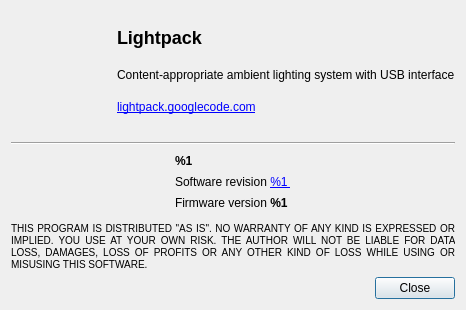
The window that Software/src/aboutdialog.ui (Atarity/Lightpack) describes before a commit, drawn with Qt 5.
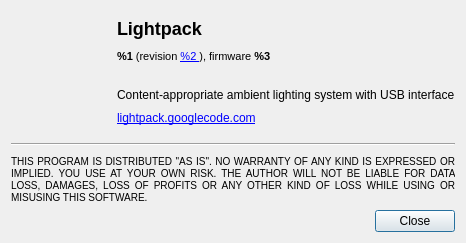
The same window after the commit. Icons and pictures are not drawn.

Commit message: Software: about dialog using one version string for soft, firm and revision;

```diff
--- a/Software/src/aboutdialog.ui
+++ b/Software/src/aboutdialog.ui
@@ -10,7 +10,7 @@
     <x>0</x>
     <y>0</y>
     <width>435</width>
-    <height>310</height>
+    <height>243</height>
    </rect>
   </property>
   <property name="sizePolicy">
@@ -132,12 +132,66 @@
          </property>
         </widget>
        </item>
+       <item>
+        <widget class="QLabel" name="labelVersions">
+         <property name="minimumSize">
+          <size>
+           <width>0</width>
+           <height>15</height>
+          </size>
+         </property>
+         <property name="maximumSize">
+          <size>
+           <width>16777215</width>
+           <height>20</height>
+          </size>
+         </property>
+         <property name="text">
+          <string>&lt;!DOCTYPE HTML PUBLIC &quot;-//W3C//DTD HTML 4.0//EN&quot; &quot;http://www.w3.org/TR/REC-html40/strict.dtd&quot;&gt;
+&lt;html&gt;&lt;head&gt;&lt;meta name=&quot;qrichtext&quot; content=&quot;1&quot; /&gt;&lt;style type=&quot;text/css&quot;&gt;
+p, li { white-space: pre-wrap; }
+&lt;/style&gt;&lt;/head&gt;&lt;body style=&quot; font-family:'MS Shell Dlg 2'; font-size:8.25pt; font-weight:400; font-style:normal;&quot;&gt;
+&lt;p style=&quot; margin-top:0px; margin-bottom:0px; margin-left:0px; margin-right:0px; -qt-block-indent:0; text-indent:0px;&quot;&gt;&lt;span style=&quot; font-size:8pt; font-weight:600;&quot;&gt;%1&lt;/span&gt;&lt;span style=&quot; font-size:8pt;&quot;&gt; (revision &lt;/span&gt;&lt;a href=&quot;http://code.google.com/p/lightpack/source/detail?r=%2&quot;&gt;&lt;span style=&quot; font-size:8pt; text-decoration: underline; color:#0000ff;&quot;&gt;%2 &lt;/span&gt;&lt;/a&gt;&lt;span style=&quot; font-size:8pt;&quot;&gt;), firmware &lt;b&gt;%3&lt;/b&gt;&lt;/span&gt;&lt;/p&gt;&lt;/body&gt;&lt;/html&gt;</string>
+         </property>
+         <property name="scaledContents">
+          <bool>true</bool>
+         </property>
+         <property name="margin">
+          <number>0</number>
+         </property>
+         <property name="indent">
+          <number>-1</number>
+         </property>
+         <property name="openExternalLinks">
+          <bool>true</bool>
+         </property>
+         <property name="textInteractionFlags">
+          <set>Qt::LinksAccessibleByMouse|Qt::TextSelectableByMouse</set>
+         </property>
+        </widget>
+       </item>
+       <item>
+        <spacer name="verticalSpacer_2">
+         <property name="orientation">
+          <enum>Qt::Vertical</enum>
+         </property>
+         <property name="sizeType">
+          <enum>QSizePolicy::Maximum</enum>
+         </property>
+         <property name="sizeHint" stdset="0">
+          <size>
+           <width>20</width>
+           <height>15</height>
+          </size>
+         </property>
+        </spacer>
+       </item>
        <item>
         <widget class="QLabel" name="label_3">
          <property name="minimumSize">
           <size>
            <width>0</width>
-           <height>20</height>
+           <height>0</height>
           </size>
          </property>
          <property name="maximumSize">
@@ -224,146 +278,6 @@
      </property>
     </widget>
    </item>
-   <item>
-    <layout class="QHBoxLayout" name="horizontalLayout_4">
-     <item>
-      <spacer name="horizontalSpacer_2">
-       <property name="orientation">
-        <enum>Qt::Horizontal</enum>
-       </property>
-       <property name="sizeHint" stdset="0">
-        <size>
-         <width>40</width>
-         <height>20</height>
-        </size>
-       </property>
-      </spacer>
-     </item>
-     <item>
-      <layout class="QVBoxLayout" name="verticalLayout_3">
-       <item>
-        <widget class="QLabel" name="labelVersionSoftware">
-         <property name="minimumSize">
-          <size>
-           <width>0</width>
-           <height>15</height>
-          </size>
-         </property>
-         <property name="maximumSize">
-          <size>
-           <width>16777215</width>
-           <height>20</height>
-          </size>
-         </property>
-         <property name="text">
-          <string>&lt;b&gt;%1&lt;/b&gt;</string>
-         </property>
-         <property name="scaledContents">
-          <bool>true</bool>
-         </property>
-         <property name="margin">
-          <number>0</number>
-         </property>
-         <property name="openExternalLinks">
-          <bool>true</bool>
-         </property>
-         <property name="textInteractionFlags">
-          <set>Qt::LinksAccessibleByMouse|Qt::TextSelectableByMouse</set>
-         </property>
-        </widget>
-       </item>
-       <item>
-        <widget class="QLabel" name="labelRevisionSoftware">
-         <property name="minimumSize">
-          <size>
-           <width>0</width>
-           <height>15</height>
-          </size>
-         </property>
-         <property name="maximumSize">
-          <size>
-           <width>16777215</width>
-           <height>20</height>
-          </size>
-         </property>
-         <property name="text">
-          <string>Software revision &lt;a href=&quot;http://code.google.com/p/lightpack/source/detail?r=%1&quot;&gt; %1 &lt;/a&gt;</string>
-         </property>
-         <property name="scaledContents">
-          <bool>true</bool>
-         </property>
-         <property name="margin">
-          <number>0</number>
-         </property>
-         <property name="openExternalLinks">
-          <bool>true</bool>
-         </property>
-         <property name="textInteractionFlags">
-          <set>Qt::LinksAccessibleByMouse|Qt::TextSelectableByMouse</set>
-         </property>
-        </widget>
-       </item>
-       <item>
-        <widget class="QLabel" name="labelVersionFirmware">
-         <property name="minimumSize">
-          <size>
-           <width>0</width>
-           <height>15</height>
-          </size>
-         </property>
-         <property name="maximumSize">
-          <size>
-           <width>16777215</width>
-           <height>20</height>
-          </size>
-         </property>
-         <property name="text">
-          <string>Firmware version &lt;b&gt;%1&lt;/b&gt;</string>
-         </property>
-         <property name="margin">
-          <number>1</number>
-         </property>
-         <property name="openExternalLinks">
-          <bool>true</bool>
-         </property>
-         <property name="textInteractionFlags">
-          <set>Qt::LinksAccessibleByMouse|Qt::TextSelectableByMouse</set>
-         </property>
-        </widget>
-       </item>
-      </layout>
-     </item>
-     <item>
-      <spacer name="horizontalSpacer_3">
-       <property name="orientation">
-        <enum>Qt::Horizontal</enum>
-       </property>
-       <property name="sizeHint" stdset="0">
-        <size>
-         <width>40</width>
-         <height>20</height>
-        </size>
-       </property>
-      </spacer>
-     </item>
-    </layout>
-   </item>
-   <item>
-    <spacer name="verticalSpacer_2">
-     <property name="orientation">
-      <enum>Qt::Vertical</enum>
-     </property>
-     <property name="sizeType">
-      <enum>QSizePolicy::Minimum</enum>
-     </property>
-     <property name="sizeHint" stdset="0">
-      <size>
-       <width>20</width>
-       <height>5</height>
-      </size>
-     </property>
-    </spacer>
-   </item>
    <item>
     <widget class="QLabel" name="label_4">
      <property name="sizePolicy">
```
The commit also changes 4 other files.
